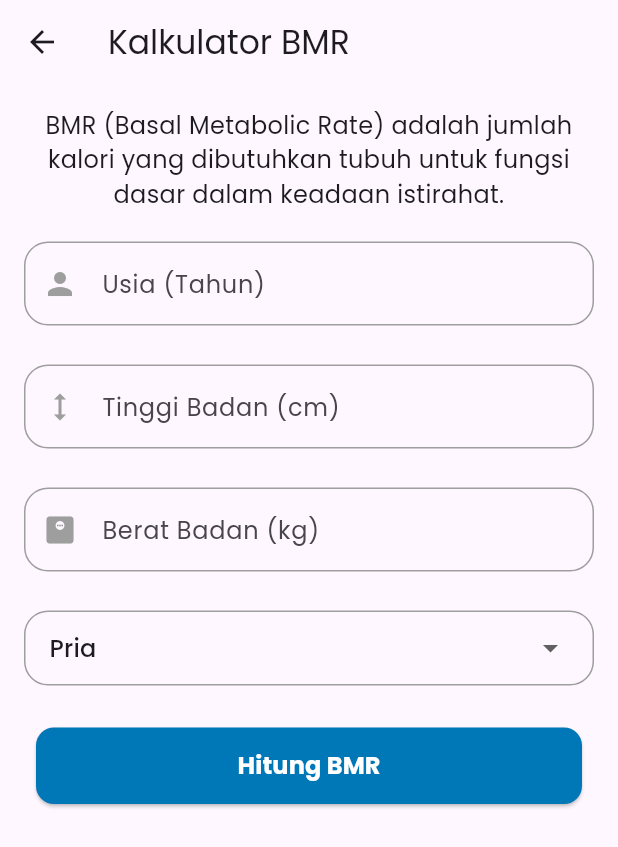
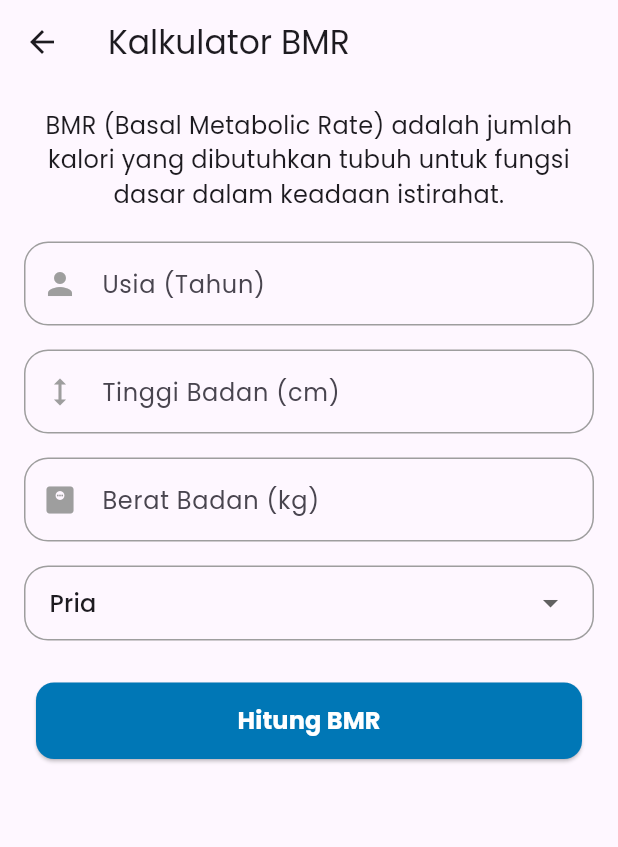
Before and after one commit to lutzzzx/medal, a Flutter app: the BMRCalculatorPage screen opened by its route, on a phone screen of 412 x 824 dp. Shown: the top 847 px of the screen. Run offline on Flutter 3.47's test engine with Material 3 defaults, Android fonts, the phone set to English and light mode, and no system bars; our stand-ins replace cloud_firestore, firebase_auth, firebase_core, flutter_local_notifications, get, google_fonts and 4 more; accounts and stored records are empty.

Commit message:
Fix SizedBox dan DropDown Gender

```diff
--- a/lib/modules/calculator/views/bmr_calculator_page.dart
+++ b/lib/modules/calculator/views/bmr_calculator_page.dart
@@ -38,7 +38,6 @@ class BMRCalculatorPage extends StatelessWidget {
                 labelText: "Usia (Tahun)",
                 keyboardType: TextInputType.number,
               ),
-              SizedBox(height: 10.0),
 
               CustomTextFormField(
                 icon: Icon(Icons.height),
@@ -46,7 +45,6 @@ class BMRCalculatorPage extends StatelessWidget {
                 labelText: "Tinggi Badan (cm)",
                 keyboardType: TextInputType.number,
               ),
-              SizedBox(height: 10.0),
 
               CustomTextFormField(
                 icon: Icon(Icons.monitor_weight),
@@ -54,7 +52,6 @@ class BMRCalculatorPage extends StatelessWidget {
                 labelText: "Berat Badan (kg)",
                 keyboardType: TextInputType.number,
               ),
-              SizedBox(height: 10.0),
 
               Container(
                 padding: EdgeInsets.symmetric(horizontal: 16),
@@ -65,12 +62,13 @@ class BMRCalculatorPage extends StatelessWidget {
                   ),
                 ),
                 child: DropdownButtonHideUnderline(
-                  child: DropdownButton<String>(
+                  child: Obx(() => DropdownButton<String>(
                         isExpanded: true,
                         value: controller.gender.value,
                         items: [
                           DropdownMenuItem(value: "Male", child: Text("Pria")),
-                      DropdownMenuItem(value: "Female", child: Text("Wanita")),
+                          DropdownMenuItem(
+                              value: "Female", child: Text("Wanita")),
                         ],
                         onChanged: (value) {
                           controller.gender.value = value!;
@@ -79,7 +77,7 @@ class BMRCalculatorPage extends StatelessWidget {
                         iconSize: 24,
                         dropdownColor: Colors.white,
                         alignment: Alignment.centerLeft,
-                  ),
+                      )),
                 ),
               ),
               SizedBox(height: 20.0),
```
Also changed, not shown: lib/modules/calculator/views/bmi_calculator_page.dart (+0 -15 lines), lib/modules/calculator/views/body_fat_calculator_page.dart (+4 -10 lines), lib/modules/calculator/views/whr_calculator_page.dart (+0 -10 lines). Lines whose indentation alone changed are shown as unchanged.
